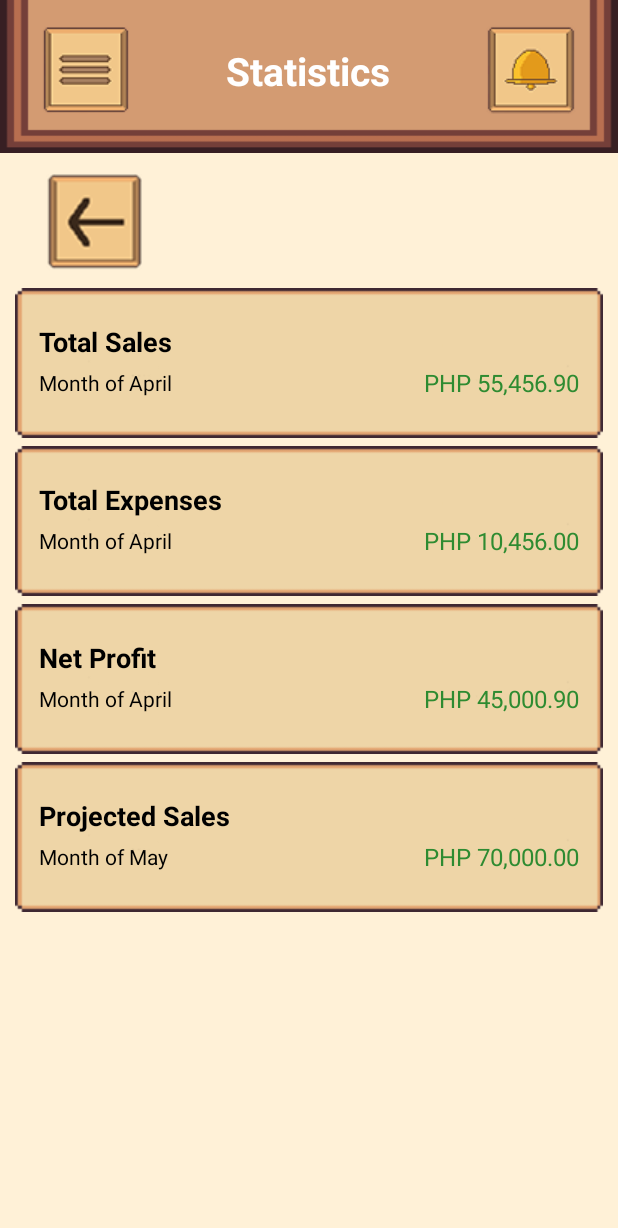
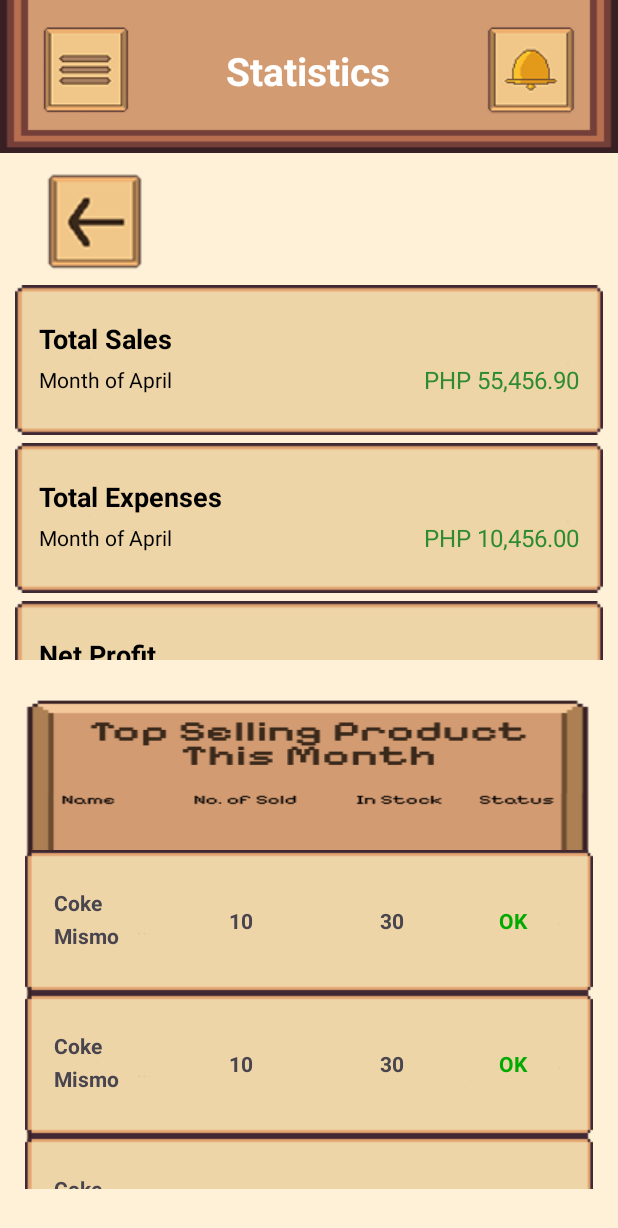
Before and after one commit to Mojojojo-and-Powerpuff-Girls/bentory, an Android app: the Statistics screen opened directly, with no data from a screen before it, on a phone screen of 412 x 824 dp. Shown: the top 1228 px of the screen. Run offline under Robolectric (Android 15) with nearby library versions, the phone set to English and light mode, and no system bars; our stand-ins replace Firebase (no records; nobody signed in at launch, a user with empty details on screens opened directly); Roboto replaces fonts that are not available here.

Commit message:
fixed statistics page

```diff
--- a/app/src/main/java/com/example/bentory_app/activities/Statistics.java
+++ b/app/src/main/java/com/example/bentory_app/activities/Statistics.java
@@ -83,20 +83,17 @@ public class Statistics extends BaseDrawerActivity { // Extends BaseDrawerActivi
         recyclerViewTop.setLayoutManager(new LinearLayoutManager(this));
         recyclerViewTop.setAdapter(adapter1);
 
-        // Note: Since there's only one RecyclerView in the layout, we'll comment out
-        // the second one
         // SETUP RecyclerView
-        // RecyclerView recyclerViewBottom =
-        // findViewById(R.id.recyclerViewTopSellingStatistics);
-        // List<TopSellingModel> itemList2 = new ArrayList<>();
-        // itemList2.add(new TopSellingModel("Coke", "Mismo", "10", "30", "OK"));
-        // itemList2.add(new TopSellingModel("Coke", "Mismo", "10", "30", "OK"));
-        // itemList2.add(new TopSellingModel("Coke", "Mismo", "10", "30", "OK"));
-        // itemList2.add(new TopSellingModel("Coke", "Mismo", "10", "30", "OK"));
-        //
-        // TopSellingAdapter adapter2 = new TopSellingAdapter(itemList2);
-        // recyclerViewBottom.setLayoutManager(new LinearLayoutManager(this));
-        // recyclerViewBottom.setAdapter(adapter2);
+        RecyclerView recyclerViewBottom = findViewById(R.id.recyclerViewBottomStatistics);
+        List<TopSellingModel> itemList2 = new ArrayList<>();
+        itemList2.add(new TopSellingModel("Coke", "Mismo", "10", "30", "OK"));
+        itemList2.add(new TopSellingModel("Coke", "Mismo", "10", "30", "OK"));
+        itemList2.add(new TopSellingModel("Coke", "Mismo", "10", "30", "OK"));
+        itemList2.add(new TopSellingModel("Coke", "Mismo", "10", "30", "OK"));
+
+        TopSellingAdapter adapter2 = new TopSellingAdapter(itemList2);
+        recyclerViewBottom.setLayoutManager(new LinearLayoutManager(this));
+        recyclerViewBottom.setAdapter(adapter2);
 
         backBtn.setOnClickListener(new View.OnClickListener() {
             @Override
--- a/app/src/main/res/layout/activity_statistics.xml
+++ b/app/src/main/res/layout/activity_statistics.xml
@@ -106,33 +106,48 @@
             app:layout_constraintStart_toStartOf="parent"
             app:layout_constraintTop_toTopOf="parent" />
 
+        <LinearLayout
+            xmlns:android="http://schemas.android.com/apk/res/android"
+            android:layout_width="match_parent"
+            android:layout_height="match_parent"
+            android:layout_marginTop="100dp"
+            android:orientation="vertical"
+            android:padding="10dp">
+
             <!-- Top Stats RecyclerView -->
             <androidx.recyclerview.widget.RecyclerView
                 android:id="@+id/recyclerViewTopStatistics"
-            android:layout_width="0dp"
-            android:layout_height="0dp"
-            android:padding="10dp"
+                android:layout_width="match_parent"
+                android:layout_height="250dp"
                 android:layout_marginTop="80dp"
                 android:layout_marginBottom="20dp"
-            android:contentDescription="view list of stats"
-            app:layout_constraintTop_toBottomOf="@id/header_background"
-            app:layout_constraintBottom_toTopOf="@id/statistics_container"
-            app:layout_constraintStart_toStartOf="parent"
-            app:layout_constraintEnd_toEndOf="parent" />
+                android:contentDescription="view list of stats" />
 
             <!-- Top Selling Section (with background image) -->
             <FrameLayout
                 android:id="@+id/statistics_container"
-            android:layout_width="0dp"
-            android:layout_height="100dp"
-            app:layout_constraintTop_toBottomOf="@id/recyclerViewTopStatistics"
-            app:layout_constraintBottom_toBottomOf="parent"
-            app:layout_constraintStart_toStartOf="parent"
-            app:layout_constraintEnd_toEndOf="parent"
-            android:layout_marginBottom="40dp"
+                android:layout_width="match_parent"
+                android:layout_height="match_parent"
+                android:layout_marginBottom="16dp"
                 android:padding="5dp">
 
+                <ImageView
+                    android:layout_width="match_parent"
+                    android:layout_height="match_parent"
+                    android:background="@drawable/topsellingsection"
+                    android:scaleType="fitXY"/>
+
+                <androidx.recyclerview.widget.RecyclerView
+                    android:id="@+id/recyclerViewBottomStatistics"
+                    android:layout_width="match_parent"
+                    android:layout_height="400dp"
+                    android:layout_marginTop="100dp"
+                    android:padding="1.5dp"
+                    android:contentDescription="view list of top selling" />
+
             </FrameLayout>
+
+        </LinearLayout>
 
     </androidx.constraintlayout.widget.ConstraintLayout>
 
```
Lines whose indentation alone changed are shown as unchanged.
